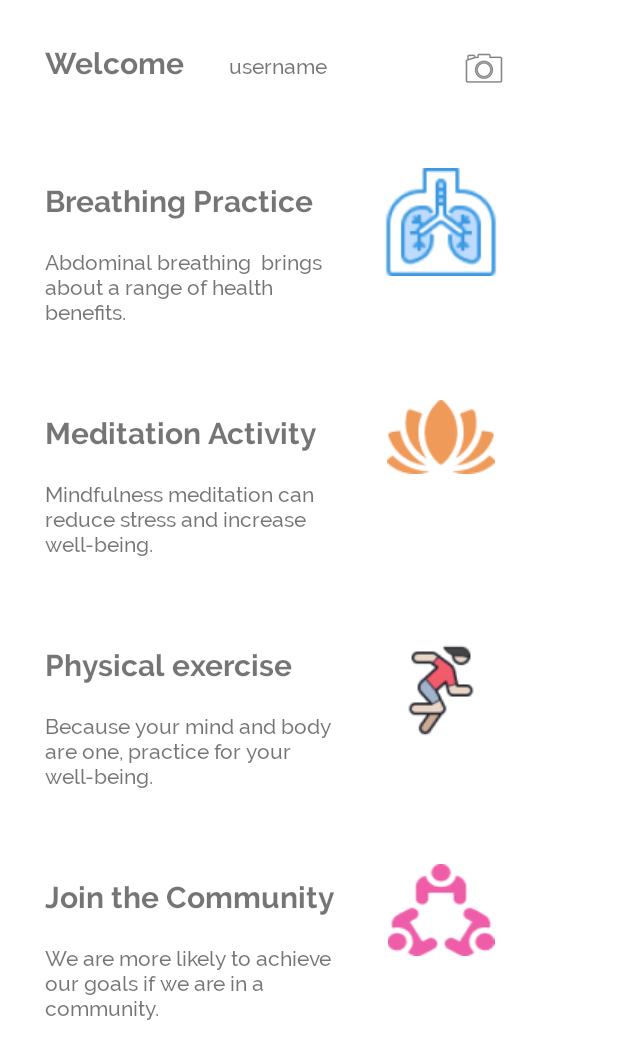
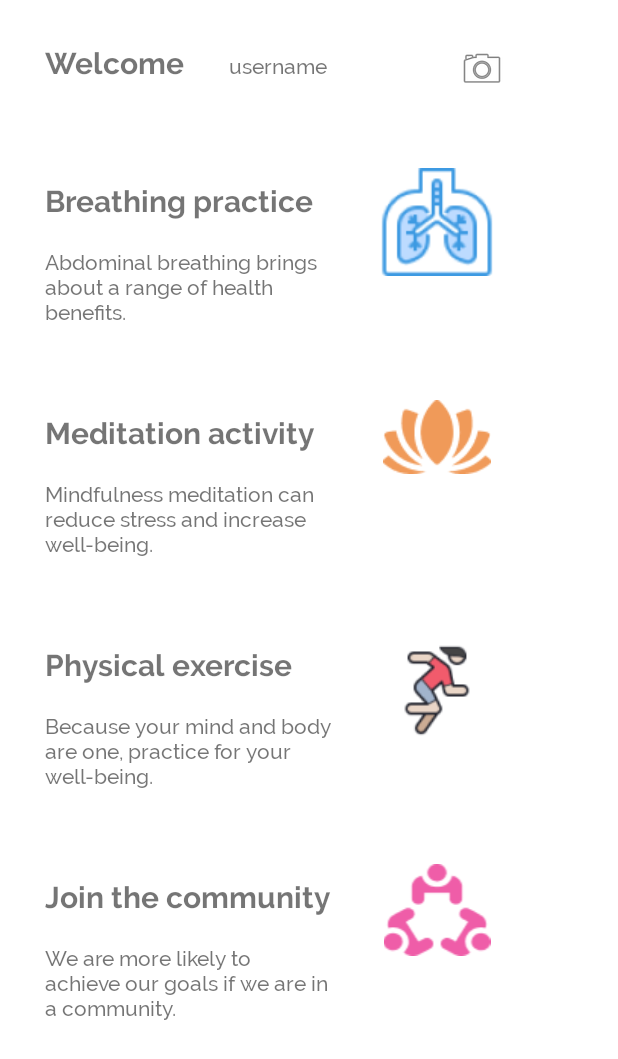
Before and after one commit to SelinaYuTong/MindCare, an Android app: the layout activity_dashboard.xml on its own in the app's theme, with its tools: preview values and no code run, on a phone screen of 412 x 824 dp. Shown: the top 1059 px of the screen. Run offline under Robolectric (Android 15) with nearby library versions, the phone set to English and light mode, and no system bars.

Commit message:
Fix issues, added strings to xml.

```diff
--- a/app/src/main/java/nz/ac/wgtn/mindcare/IntroActivity.java
+++ b/app/src/main/java/nz/ac/wgtn/mindcare/IntroActivity.java
@@ -2,7 +2,9 @@ package nz.ac.wgtn.mindcare;
 
 import androidx.appcompat.app.AppCompatActivity;
 
+import android.content.Intent;
 import android.os.Bundle;
+import android.view.View;
 
 public class IntroActivity extends AppCompatActivity {
 
@@ -11,4 +13,9 @@ public class IntroActivity extends AppCompatActivity {
         super.onCreate(savedInstanceState);
         setContentView(R.layout.activity_intro);
     }
+
+    public void skipBtnClick(View view){
+        Intent intent = new Intent(this, Dashboard.class);
+        startActivity(intent);
+    }
 }
--- a/app/src/main/res/layout/activity_dashboard.xml
+++ b/app/src/main/res/layout/activity_dashboard.xml
@@ -22,17 +22,17 @@
                 android:layout_height="wrap_content"
                 android:fontFamily="@font/raleway_bold"
                 android:padding="20dp"
-                android:text="Welcome"
+                android:text="@string/welcome"
                 android:textSize="20sp" />
 
             <TextView
                 android:id="@+id/username"
                 android:layout_width="match_parent"
                 android:layout_height="wrap_content"
-                android:contentDescription="username"
+                android:contentDescription="@string/username"
                 android:fontFamily="@font/raleway_medium"
                 android:padding="10dp"
-                android:text="username"
+                android:text="@string/username"
                 android:textSize="14sp" />
 
         </LinearLayout>
@@ -42,6 +42,7 @@
             android:layout_width="wrap_content"
             android:layout_height="wrap_content"
             android:layout_weight="1"
+            android:contentDescription="@string/photo_of_user"
             android:padding="20dp"
             app:srcCompat="@android:drawable/ic_menu_camera" />
 
@@ -64,7 +65,7 @@
                 android:layout_height="wrap_content"
                 android:fontFamily="@font/raleway_bold"
                 android:padding="10dp"
-                android:text="Breathing Practice"
+                android:text="@string/breathing_practice"
                 android:textSize="20sp" />
 
             <TextView
@@ -73,7 +74,7 @@
                 android:layout_height="wrap_content"
                 android:fontFamily="@font/raleway_medium"
                 android:padding="10dp"
-                android:text="Abdominal breathing  brings about a range of health benefits." />
+                android:text="@string/abdominal_breathing_brings_about_a_range_of_health_benefits" />
 
         </LinearLayout>
 
@@ -81,7 +82,7 @@
             android:id="@+id/breathing_image"
             android:layout_width="wrap_content"
             android:layout_height="wrap_content"
-            android:contentDescription="Electrocardiogram image"
+            android:contentDescription="@string/electrocardiogram_image"
             android:padding="10dp"
             app:srcCompat="@drawable/electrocardiogram" />
 
@@ -104,7 +105,7 @@
                 android:layout_height="wrap_content"
                 android:fontFamily="@font/raleway_bold"
                 android:padding="10dp"
-                android:text="Meditation Activity"
+                android:text="@string/meditation_activity"
                 android:textSize="20sp" />
 
             <TextView
@@ -113,16 +114,17 @@
                 android:layout_height="wrap_content"
                 android:fontFamily="@font/raleway_medium"
                 android:padding="10dp"
-                android:text="Mindfulness meditation can reduce stress and increase well-being." />
+                android:text="@string/mindfulness_meditation_can_reduce_stress_and_increase_well_being" />
         </LinearLayout>
 
         <ImageView
             android:id="@+id/meditation_image"
             android:layout_width="wrap_content"
             android:layout_height="wrap_content"
-            android:contentDescription="Meditation image"
+            android:contentDescription="@string/meditation_image"
             android:padding="10dp"
-            app:srcCompat="@drawable/meditation" />
+            app:srcCompat="@drawable/meditation"
+            tools:ignore="ImageContrastCheck" />
     </TableRow>
 
     <TableRow
@@ -142,7 +144,7 @@
                 android:layout_height="wrap_content"
                 android:fontFamily="@font/raleway_bold"
                 android:padding="10dp"
-                android:text="Physical exercise"
+                android:text="@string/physical_exercise"
                 android:textSize="20sp" />
 
             <TextView
@@ -151,14 +153,14 @@
                 android:layout_height="wrap_content"
                 android:fontFamily="@font/raleway_medium"
                 android:padding="10dp"
-                android:text="Because your mind and body are one, practice for your well-being." />
+                android:text="@string/because_your_mind_and_body_are_one_practice_for_your_well_being" />
         </LinearLayout>
 
         <ImageView
             android:id="@+id/exercise_image"
             android:layout_width="wrap_content"
             android:layout_height="wrap_content"
-            android:contentDescription="Exercising image"
+            android:contentDescription="@string/exercising_image"
             android:padding="10dp"
             app:srcCompat="@drawable/exercise" />
     </TableRow>
@@ -180,7 +182,7 @@
                 android:layout_height="wrap_content"
                 android:fontFamily="@font/raleway_bold"
                 android:padding="10dp"
-                android:text="Join the Community"
+                android:text="@string/join_the_community"
                 android:textSize="20sp" />
 
             <TextView
@@ -189,14 +191,14 @@
                 android:layout_height="wrap_content"
                 android:fontFamily="@font/raleway_medium"
                 android:padding="10dp"
-                android:text="We are more likely to achieve our goals if we are in a community." />
+                android:text="@string/we_are_more_likely_to_achieve_our_goals_if_we_are_in_a_community" />
         </LinearLayout>
 
         <ImageView
             android:id="@+id/meetup_image"
             android:layout_width="wrap_content"
             android:layout_height="wrap_content"
-            android:contentDescription="Meeting up image"
+            android:contentDescription="@string/meeting_up_image"
             android:padding="10dp"
             app:srcCompat="@drawable/meetup" />
     </TableRow>
--- a/app/src/main/res/layout/activity_intro.xml
+++ b/app/src/main/res/layout/activity_intro.xml
@@ -23,7 +23,8 @@
         android:id="@+id/skiptour_btn"
         android:layout_width="300dp"
         android:layout_height="wrap_content"
-        android:fontFamily="@font/roboto_medium"
+        android:fontFamily="@font/raleway_bold"
+        android:onClick="skipBtnClick"
         android:text="Skip tour"
         android:textAlignment="center"
         app:cornerRadius="10dp"
--- a/app/src/main/res/values/strings.xml
+++ b/app/src/main/res/values/strings.xml
@@ -4,4 +4,20 @@
     <string name="title_activity_dashboard">Dashboard</string>
     <string name="dummy_button">Dummy Button</string>
     <string name="dummy_content">DUMMY\nCONTENT</string>
+    <string name="electrocardiogram_image">Electrocardiogram image</string>
+    <string name="meditation_image">Meditation image</string>
+    <string name="exercising_image">Exercising image</string>
+    <string name="meeting_up_image">Meeting up image</string>
+    <string name="breathing_practice">Breathing practice</string>
+    <string name="meditation_activity">Meditation activity</string>
+    <string name="physical_exercise">Physical exercise</string>
+    <string name="mindfulness_meditation_can_reduce_stress_and_increase_well_being">Mindfulness meditation can reduce stress and increase well-being.</string>
+    <string name="abdominal_breathing_brings_about_a_range_of_health_benefits">Abdominal breathing brings about a range of health benefits.</string>
+    <string name="because_your_mind_and_body_are_one_practice_for_your_well_being">Because your mind and body are one, practice for your well-being.</string>
+    <string name="join_the_community">Join the community</string>
+    <string name="we_are_more_likely_to_achieve_our_goals_if_we_are_in_a_community">We are more likely to achieve our goals if we are in a community.</string>
+    <string name="welcome">Welcome</string>
+    <string name="username">username</string>
+    <string name="username">username</string>
+    <string name="photo_of_user">Photo of user</string>
 </resources>
```
